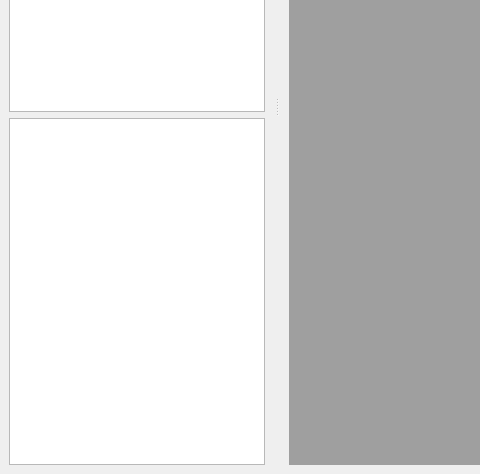
Before: the Qt Designer form src/windows/RockImageWindow/rockimageui.ui in hereisjohnny2/rock-image-annotation, drawn with Qt 5; both pictures show x 0 to 480 and y 299 to 773 of the 1300 by 773 pixel window.
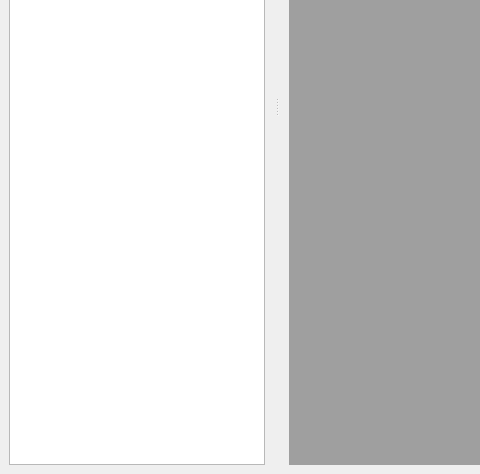
After: the same form once the commit is applied. Icons and pictures are not drawn.

Diff of the .ui file:
```diff
--- a/src/windows/RockImageWindow/rockimageui.ui
+++ b/src/windows/RockImageWindow/rockimageui.ui
@@ -102,9 +102,6 @@
      <item row="0" column="0">
       <widget class="QListWidget" name="imagesList"/>
      </item>
-     <item row="1" column="0">
-      <widget class="QTreeView" name="imagesTreeView"/>
-     </item>
     </layout>
    </widget>
   </widget>
```
Left out of the diff: 12 changed lines with no effect on the pictures.
